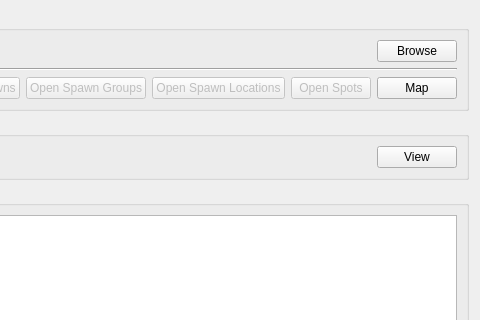
comphack/comp_hack, file tools/cathedral/ui/MainWindow.ui: the form before one commit; both pictures show x 272 to 752 and y 0 to 320 of the 752 by 420 pixel window.
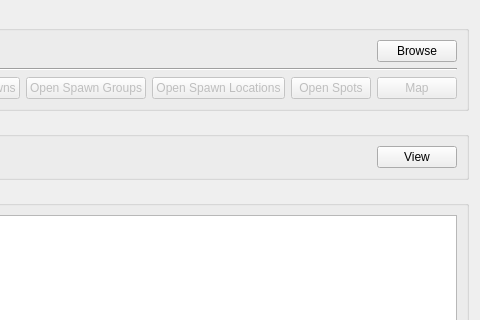
The form after the commit.

What changed in the file:
```diff
--- a/tools/cathedral/ui/MainWindow.ui
+++ b/tools/cathedral/ui/MainWindow.ui
@@ -6,7 +6,7 @@
    <rect>
     <x>0</x>
     <y>0</y>
-    <width>685</width>
+    <width>695</width>
     <height>420</height>
    </rect>
   </property>
@@ -128,6 +128,9 @@
         </item>
         <item>
          <widget class="QPushButton" name="openMap">
+          <property name="enabled">
+           <bool>false</bool>
+          </property>
           <property name="text">
            <string>Map</string>
           </property>
```
